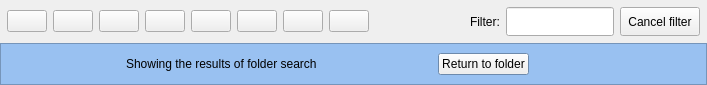
Qt form toolbar.ui (sjg20/paperman) before a commit.
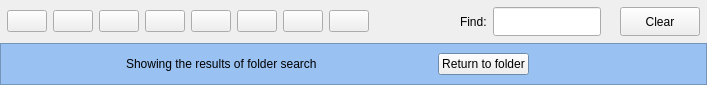
The same form after that commit.

Commit message: desktop: Find stacks in a folder in place of filtering them

The edit to the form file:
```diff
--- a/toolbar.ui
+++ b/toolbar.ui
@@ -274,7 +274,7 @@
         </size>
        </property>
        <property name="text">
-        <string>Filter:</string>
+        <string>Find:</string>
        </property>
       </widget>
      </item>
@@ -299,6 +299,22 @@
        </property>
       </widget>
      </item>
+     <item>
+      <widget class="QLabel" name="matchCount">
+       <property name="maximumSize">
+        <size>
+         <width>16777215</width>
+         <height>32</height>
+        </size>
+       </property>
+       <property name="toolTip">
+        <string>Which of the stacks found is selected, and how many were found</string>
+       </property>
+       <property name="text">
+        <string notr="true"/>
+       </property>
+      </widget>
+     </item>
      <item>
       <widget class="QPushButton" name="cancelFilter">
        <property name="maximumSize">
@@ -311,7 +327,7 @@
         <string>Reset the search string</string>
        </property>
        <property name="text">
-        <string>Cancel filter</string>
+        <string>Clear</string>
        </property>
       </widget>
      </item>
```
Left out of the diff: 9 changed lines with no effect on the pictures. The commit also changes 4 other files.
